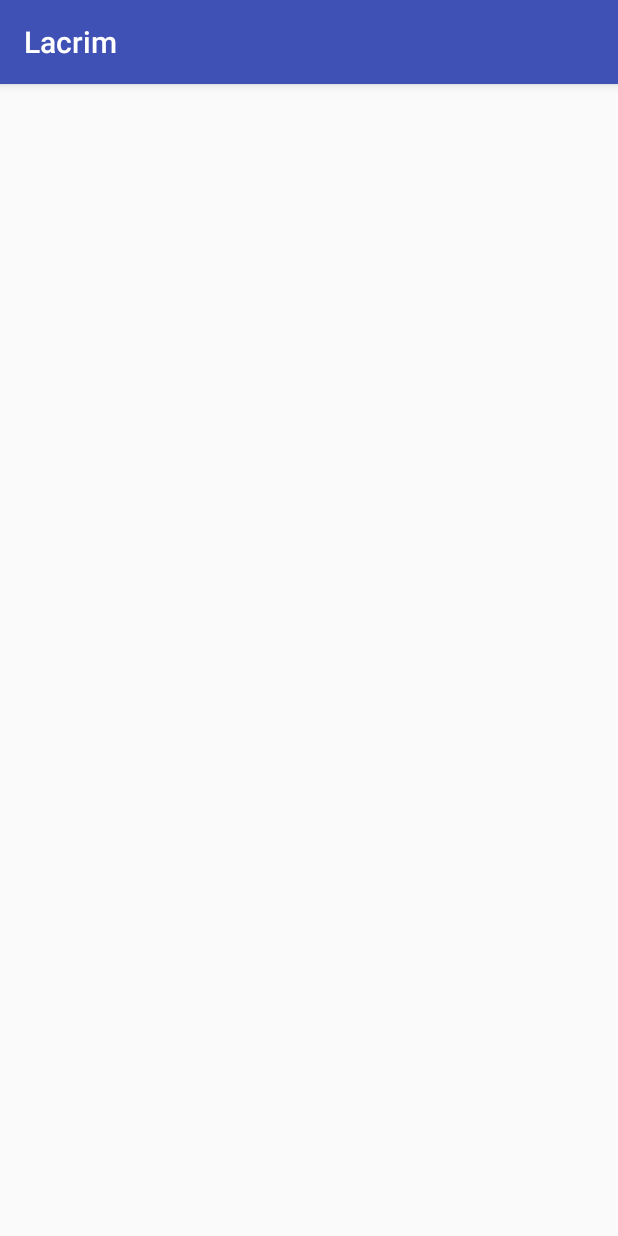
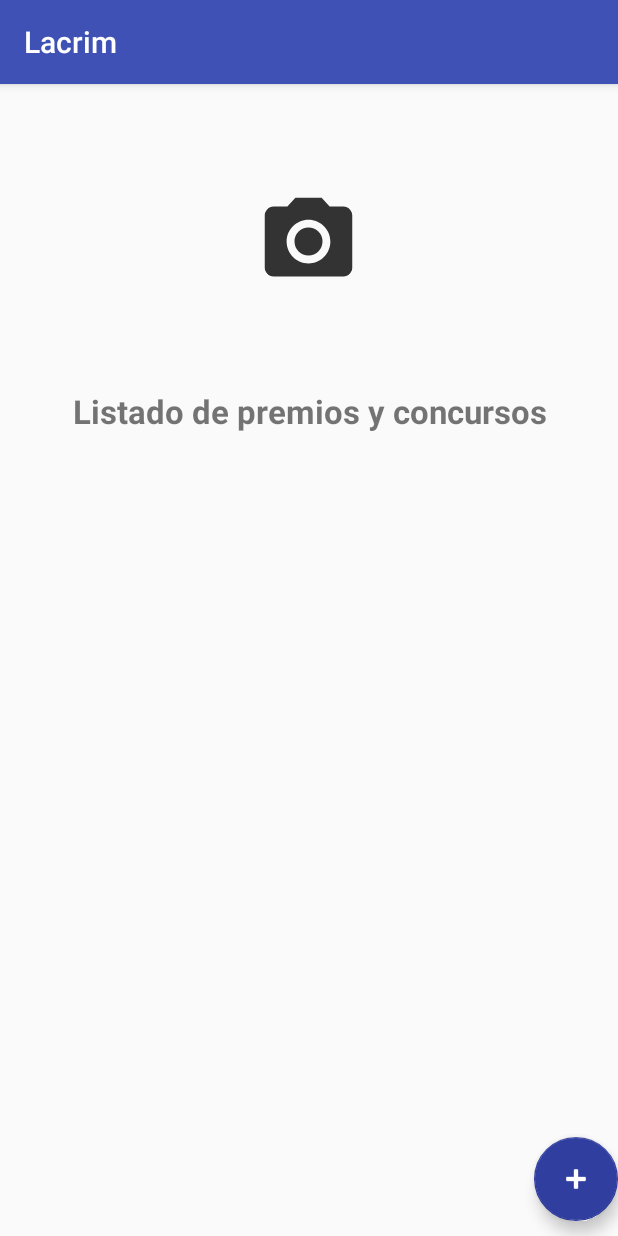
Before and after one commit to team-ti/Lacrim, an Android app: the Detalle_equino screen opened directly, with no data from a screen before it, after a tap on "Premios - concursos", on a phone screen of 412 x 824 dp. Run offline under Robolectric (Android 15) with nearby library versions, the phone set to English and light mode, and no system bars; our stand-ins replace CircleImageView; 5 statements that could not run were skipped.

Commit message:
radio no cerrar sesion - detalle premiacion diseño - datos

```diff
--- a/app/src/main/AndroidManifest.xml
+++ b/app/src/main/AndroidManifest.xml
@@ -9,11 +9,13 @@
         android:roundIcon="@mipmap/ic_launcher_herradura2"
         android:supportsRtl="true"
         android:theme="@style/AppTheme">
-        <activity android:name=".Informacion"></activity>
+        <activity android:name=".Detalle_premiacion"></activity>
+        <activity android:name=".Crear_premio_equino" />
+        <activity android:name=".Informacion" />
         <activity android:name=".Detalle_alimentacion" />
         <activity android:name=".Crear_alimento_equino" />
         <activity android:name=".Alimentacion" />
-        <activity android:name=".Premios" />
+        <activity android:name=".Premiacion" />
         <activity
             android:name=".Datos_generales"
             android:label="@string/title_activity_datos_generales"
--- /dev/null
+++ b/app/src/main/java/com/example/mario/lacrim/Adaptador_lista_premiacion.java
@@ -0,0 +1,61 @@
+package com.example.mario.lacrim;
+
+import android.support.annotation.NonNull;
+import android.support.v7.widget.RecyclerView;
+import android.view.LayoutInflater;
+import android.view.View;
+import android.view.ViewGroup;
+import android.widget.TextView;
+
+import com.example.mario.lacrim.Entidades.Alimentos;
+import com.example.mario.lacrim.Entidades.Premios;
+
+import java.util.ArrayList;
+
+public class Adaptador_lista_premiacion extends RecyclerView.Adapter<Adaptador_lista_premiacion.ViewHolder> {
+    private ArrayList<Premios> pr;
+    private static RecyclerViewOnItemClickListener recyclerViewOnItemClickListener1;
+
+    public Adaptador_lista_premiacion(@NonNull ArrayList<Premios> v, @NonNull RecyclerViewOnItemClickListener recyclerViewOnItemClickListener) {
+        this.pr = v;
+        recyclerViewOnItemClickListener1 = recyclerViewOnItemClickListener;
+    }
+
+    public static class ViewHolder extends android.support.v7.widget.RecyclerView.ViewHolder implements View.OnClickListener {
+        public TextView tv_nombre_list_alimentacion;
+        public TextView tv_fecha_list_alimentacion;
+
+        public ViewHolder(View v) {
+            super(v);
+            tv_nombre_list_alimentacion = itemView.findViewById(R.id.tv_nombre_list_alimentacion);
+            tv_fecha_list_alimentacion = itemView.findViewById(R.id.tv_fecha_list_alimentacion);
+            v.setOnClickListener(this);
+        }
+
+        @Override
+        public void onClick(View v) {
+            recyclerViewOnItemClickListener1.onClick(v, getAdapterPosition());
+        }
+
+
+    }
+
+
+    public Adaptador_lista_premiacion(ArrayList<Premios> pan) {
+        pr = pan;
+    }
+
+    public Adaptador_lista_premiacion.ViewHolder onCreateViewHolder(ViewGroup parent, int viewType) {
+        return new Adaptador_lista_premiacion.ViewHolder(LayoutInflater.from(parent.getContext()).inflate(R.layout.list_item_alimentacion, parent, false));
+    }
+
+    public void onBindViewHolder(Adaptador_lista_premiacion.ViewHolder holder, int position) {
+        holder.tv_nombre_list_alimentacion.setText(((Premios) pr.get(position)).getNombre());
+        holder.tv_fecha_list_alimentacion.setText(((Premios) pr.get(position)).getFecha_ali());
+
+    }
+
+    public int getItemCount() {
+        return pr.size();
+    }
+}
--- a/app/src/main/java/com/example/mario/lacrim/Detalle_equino.java
+++ b/app/src/main/java/com/example/mario/lacrim/Detalle_equino.java
@@ -54,7 +54,7 @@ public class Detalle_equino extends AppCompatActivity {
             @Override
             public void onClick(View v) {
 
-                Intent intent = new Intent(getApplicationContext(), Premios.class);
+                Intent intent = new Intent(getApplicationContext(), Premiacion.class);
                 intent.putExtra("id",id_equino);
                 startActivity(intent);
                 finish();
--- /dev/null
+++ b/app/src/main/java/com/example/mario/lacrim/Premiacion.java
@@ -0,0 +1,152 @@
+package com.example.mario.lacrim;
+
+import android.content.Intent;
+import android.database.Cursor;
+import android.database.sqlite.SQLiteDatabase;
+import android.support.design.widget.FloatingActionButton;
+import android.support.v7.app.AppCompatActivity;
+import android.os.Bundle;
+import android.support.v7.widget.LinearLayoutManager;
+import android.support.v7.widget.RecyclerView;
+import android.view.View;
+import android.widget.TextView;
+import android.widget.Toast;
+
+import com.example.mario.lacrim.Database.ConexionSQLiteHelper;
+import com.example.mario.lacrim.Entidades.Alimentos;
+import com.example.mario.lacrim.Entidades.Premios;
+import com.example.mario.lacrim.Utilidades.Constantes;
+
+import java.util.ArrayList;
+
+public class Premiacion extends AppCompatActivity {
+
+    ArrayList<Premios> ListarPremios;
+    ConexionSQLiteHelper conn;
+    String id_equino;
+    RecyclerView R_lista_premiacion;
+    TextView txt_detalle_equino_premiacion;
+    FloatingActionButton Fbutton_premiacion;
+    private RecyclerView.LayoutManager mLayoutManager;
+
+    @Override
+    protected void onCreate(Bundle savedInstanceState) {
+        super.onCreate(savedInstanceState);
+        setContentView(R.layout.activity_premios);
+
+
+        id_equino = getIntent().getExtras().getString("id");
+        conn=new ConexionSQLiteHelper(getApplicationContext(),"bd_equinos",null,1);
+
+
+        R_lista_premiacion = findViewById(R.id.R_lista_premiacion);
+        mLayoutManager = new LinearLayoutManager(this);
+        txt_detalle_equino_premiacion = findViewById(R.id.txt_detalle_equino_premiacion);
+        Fbutton_premiacion = findViewById(R.id.Fbutton_premiacion);
+        R_lista_premiacion.setLayoutManager(this.mLayoutManager);
+
+
+        R_lista_premiacion.setAdapter(new Adaptador_lista_premiacion(ListarPremios));
+
+        consultar_equino();
+        consultarListaPremiacion();
+
+        Fbutton_premiacion.setOnClickListener(new View.OnClickListener() {
+            @Override
+            public void onClick(View v) {
+
+                Intent intent = new Intent(getApplicationContext(), Crear_premio_equino.class);
+                intent.putExtra("id",id_equino);
+                startActivity(intent);
+                finish();
+            }
+        });
+
+    }
+
+
+    private void consultar_equino() {
+        SQLiteDatabase db=conn.getReadableDatabase();
+        String[] parametros={(getIntent().getExtras().getString("id"))};
+        String[] campos={Constantes.CAMPO_NOMBRE_EQUINO};
+        //Cursor cursor;
+
+        try {
+
+            Cursor cursor =db.query(Constantes.TABLA_EQUINO,campos,Constantes.CAMPO_ID_EQUINO+"=?",parametros,null,null,null);
+            //cursor = db.rawQuery("SELECT * FROM " + Constantes.TABLA_EQUINO+" WHERE "+Constantes.CAMPO_ID_EQUINO,parametros);
+
+            cursor.moveToFirst();
+
+            //txt_detalle_equino.setText(cursor.getString(1));
+
+            txt_detalle_equino_premiacion.setText(cursor.getString(cursor.getColumnIndex(Constantes.CAMPO_NOMBRE_EQUINO)));
+
+            cursor.close();
+
+        }catch (Exception e){
+            Toast.makeText(getApplicationContext(),"El equino no existe",Toast.LENGTH_LONG).show();
+
+        }
+    }
+
+
+    private void consultarListaPremiacion() {
+
+
+        ListarPremios = new ArrayList<>();
+
+        SQLiteDatabase db=conn.getReadableDatabase();
+        String[] parametros={(getIntent().getExtras().getString("id"))};
+        Premios premio=null;
+
+        Cursor cursor;
+
+
+        cursor = db.rawQuery("SELECT * FROM " + Constantes.TABLA_PREMIOS + " WHERE " +Constantes.CAMPO_ID_EQUINO_PREMIO+"=?",parametros);
+
+
+        //cursor = db.rawQuery("SELECT * FROM " + Constantes.TABLA_ACTIVIDAD+busqueda+"AND"+item_bus,null);
+
+        while (cursor.moveToNext()) {
+            premio = new Premios();
+
+            premio.setId_premio(cursor.getString(0));
+            premio.setNombre(cursor.getString(1));
+            premio.setDescripcion(cursor.getString(2));
+            premio.setFecha_ali(cursor.getString(3));
+            premio.setId_equino(cursor.getString(4));
+
+
+            ListarPremios.add(premio);
+
+
+        }
+
+        R_lista_premiacion.setAdapter(new Adaptador_lista_premiacion(ListarPremios, new RecyclerViewOnItemClickListener() {
+            @Override
+            public void onClick(View v, int position) {
+
+                Intent intent = new Intent(getApplicationContext(), Detalle_premiacion.class);
+                intent.putExtra("id",ListarPremios.get(position).getId_premio());
+                startActivity(intent);
+                finish();
+            }
+        }));
+
+        cursor.close();
+
+
+    }
+
+
+
+    public void onBackPressed() {
+        Intent i = new Intent(this, Detalle_equino.class);
+        i.putExtra("id",id_equino);
+        startActivity(i);
+        finish();
+    }
+
+
+}
--- a/app/src/main/java/com/example/mario/lacrim/Premios.java
+++ /dev/null
@@ -1,13 +0,0 @@
-package com.example.mario.lacrim;
-
-import android.support.v7.app.AppCompatActivity;
-import android.os.Bundle;
-
-public class Premios extends AppCompatActivity {
-
-    @Override
-    protected void onCreate(Bundle savedInstanceState) {
-        super.onCreate(savedInstanceState);
-        setContentView(R.layout.activity_premios);
-    }
-}
--- a/app/src/main/res/layout/activity_informacion.xml
+++ b/app/src/main/res/layout/activity_informacion.xml
@@ -5,7 +5,7 @@
     android:layout_width="match_parent"
     android:layout_height="match_parent"
     android:background="@drawable/textura"
-    tools:context="app.afiliados.rubencortes.droomtech.Informacion">
+    tools:context=".Informacion">
 
     <ImageView
         android:id="@+id/imageView4"
--- a/app/src/main/res/layout/activity_premios.xml
+++ b/app/src/main/res/layout/activity_premios.xml
@@ -1,9 +1,79 @@
 <?xml version="1.0" encoding="utf-8"?>
-<android.support.constraint.ConstraintLayout xmlns:android="http://schemas.android.com/apk/res/android"
+<LinearLayout
+    android:orientation="vertical"
     xmlns:app="http://schemas.android.com/apk/res-auto"
+    xmlns:android="http://schemas.android.com/apk/res/android"
     xmlns:tools="http://schemas.android.com/tools"
     android:layout_width="match_parent"
     android:layout_height="match_parent"
-    tools:context=".Premios">
+    tools:context=".Premiacion">
 
-</android.support.constraint.ConstraintLayout>
+    <LinearLayout
+        android:layout_width="match_parent"
+        android:layout_height="match_parent"
+        android:layout_gravity="center_horizontal"
+        android:gravity="center_horizontal"
+        android:orientation="vertical"
+        android:layout_weight="3">
+
+        <de.hdodenhof.circleimageview.CircleImageView
+            android:layout_width="70dp"
+            android:layout_height="70dp"
+            android:src="@drawable/ic_foto_default"
+            android:layout_marginTop="70dp"/>
+
+
+        <TextView
+            android:id="@+id/txt_detalle_equino_premiacion"
+            android:layout_width="wrap_content"
+            android:layout_height="wrap_content"
+            android:layout_marginTop="15dp"
+            android:text=""
+            android:textSize="24dp"
+            android:textStyle="bold"/>
+
+        <TextView
+            android:id="@+id/txt_detaddlle_equino_alimento"
+            android:layout_width="wrap_content"
+            android:layout_height="wrap_content"
+            android:layout_marginTop="15dp"
+            android:layout_marginBottom="10dp"
+            android:layout_gravity="center_horizontal"
+            android:gravity="center_horizontal"
+            android:text="Listado de premios y concursos"
+            android:textSize="22dp"
+            android:textStyle="bold"/>
+
+    </LinearLayout>
+
+
+
+    <RelativeLayout
+        android:layout_width="match_parent"
+        android:layout_height="match_parent"
+        android:layout_weight="2">
+
+
+        <android.support.v7.widget.RecyclerView
+            android:id="@+id/R_lista_premiacion"
+            android:layout_width="match_parent"
+            android:layout_height="wrap_content" />
+
+
+        <android.support.design.widget.FloatingActionButton
+            android:id="@+id/Fbutton_premiacion"
+            android:layout_width="match_parent"
+            android:layout_height="wrap_content"
+            android:layout_alignParentBottom="true"
+            android:layout_alignParentEnd="true"
+            android:layout_marginBottom="10dp"
+            android:layout_gravity="end|bottom"
+            android:clickable="true"
+            android:tint="#ffffff"
+            app:backgroundTint="?attr/actionModeSplitBackground"
+            app:srcCompat="@android:drawable/ic_input_add" />
+
+
+    </RelativeLayout>
+
+</LinearLayout>
```
Also changed, not shown: app/src/main/java/com/example/mario/lacrim/Crear_premio_equino.java (added, +13 -0 lines), app/src/main/java/com/example/mario/lacrim/Detalle_premiacion.java (added, +13 -0 lines), app/src/main/java/com/example/mario/lacrim/Entidades/Premios.java (added, +59 -0 lines), app/src/main/java/com/example/mario/lacrim/Login.java (+27 -2 lines), app/src/main/res/layout/activity_crear_premio_equino.xml (added, +9 -0 lines), app/src/main/res/layout/activity_detalle_premiacion.xml (added, +9 -0 lines), app/src/main/res/layout/activity_login.xml (+12 -1 lines).
